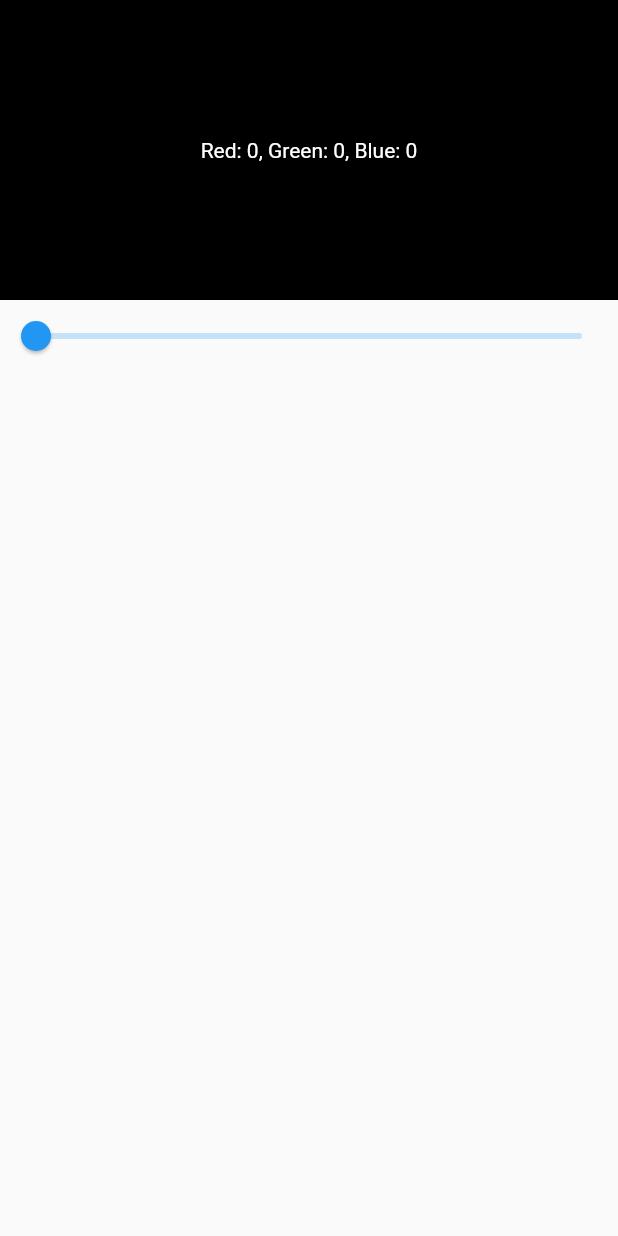
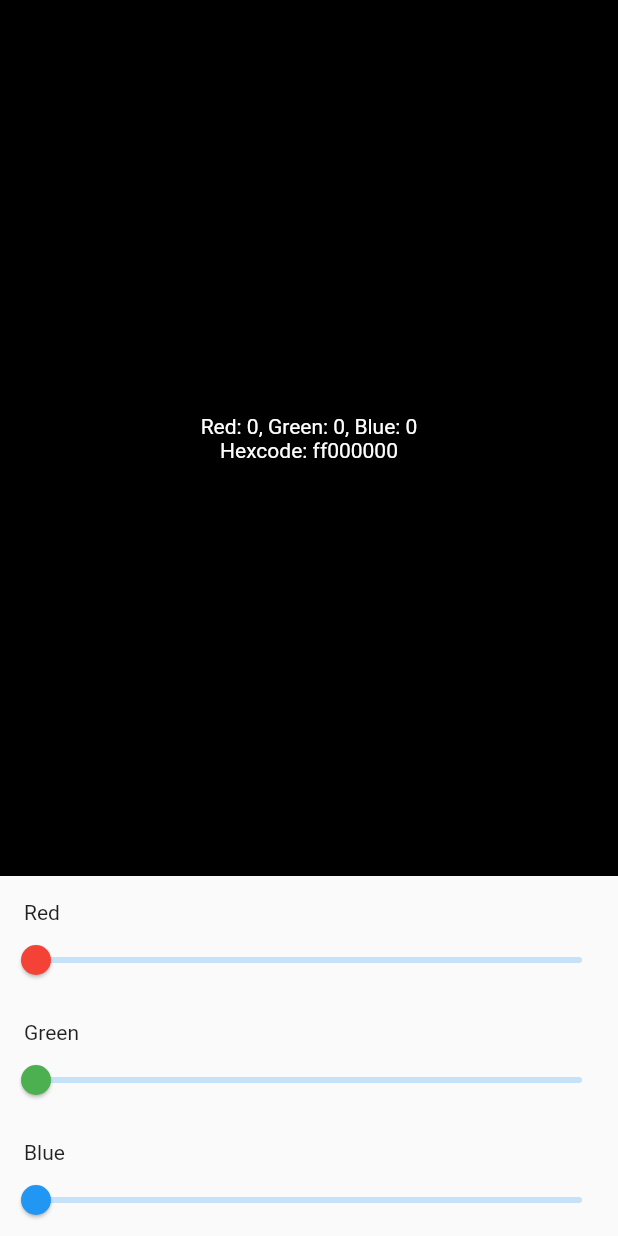
Before and after one commit to Dohmanlechx/ColorPicker, a Flutter app: the screen it shows after launch, on a phone screen of 412 x 824 dp. Run offline on Flutter 3.47's test engine with Material 2 defaults, Android fonts, the phone set to English and light mode, and no system bars.

Commit message:
Add green and blue sliders

```diff
--- /dev/null
+++ b/lib/color.dart
@@ -0,0 +1,8 @@
+enum BaseColor { red, green, blue }
+
+extension Extensions on BaseColor {
+  String asFormattedString() {
+    final name = this.toString().split('.')[1];
+    return name[0].toUpperCase() + name.substring(1);
+  }
+}
--- /dev/null
+++ b/lib/color_slider.dart
@@ -0,0 +1,46 @@
+import 'package:color_picker/color.dart';
+import 'package:flutter/material.dart';
+
+class ColorSlider extends StatelessWidget {
+  const ColorSlider({
+    Key? key,
+    required this.color,
+    required this.value,
+    required this.onChanged,
+  }) : super(key: key);
+
+  final BaseColor color;
+  final double value;
+  final Function(double) onChanged;
+
+  @override
+  Widget build(BuildContext context) {
+    return Column(
+      crossAxisAlignment: CrossAxisAlignment.start,
+      children: [
+        Padding(
+          padding: const EdgeInsets.only(left: 16, top: 16),
+          child: Text(color.asFormattedString()),
+        ),
+        Slider(
+          value: value,
+          onChanged: (double value) => onChanged(value),
+          activeColor: getActiveColor(color),
+          min: 0,
+          max: 255,
+        ),
+      ],
+    );
+  }
+
+  Color getActiveColor(BaseColor baseColor) {
+    switch (baseColor) {
+      case BaseColor.red:
+        return Colors.red;
+      case BaseColor.green:
+        return Colors.green;
+      case BaseColor.blue:
+        return Colors.blue;
+    }
+  }
+}
--- a/lib/color_viewer.dart
+++ b/lib/color_viewer.dart
@@ -14,15 +14,18 @@ class ColorViewer extends StatelessWidget {
 
   @override
   Widget build(BuildContext context) {
+    final newColor = Color.fromRGBO(r, g, b, 1.0);
+
     return Container(
       width: double.infinity,
-      height: 200,
-      color: Color.fromRGBO(r, g, b, 1.0),
+      color: newColor,
       child: Center(
-          child: Text(
-        'Red: $r, Green: $g, Blue: $b',
-        style: TextStyle(color: Colors.white),
-      )),
+        child: Text(
+          'Red: $r, Green: $g, Blue: $b\nHexcode: ${newColor.value.toRadixString(16)}',
+          style: TextStyle(color: Colors.white, backgroundColor: Colors.black),
+          textAlign: TextAlign.center,
+        ),
+      ),
     );
   }
 }
--- a/lib/main.dart
+++ b/lib/main.dart
@@ -1,3 +1,5 @@
+import 'package:color_picker/color.dart';
+import 'package:color_picker/color_slider.dart';
 import 'package:color_picker/color_viewer.dart';
 import 'package:flutter/material.dart';
 
@@ -32,14 +34,28 @@ class _MainScreenState extends State<MainScreen> {
         body: SafeArea(
       child: Column(
         children: [
-          ColorViewer(r: r.toInt(), g: g.toInt(), b: b.toInt()),
-          Slider(
+          Expanded(
+              child: ColorViewer(r: r.toInt(), g: g.toInt(), b: b.toInt())),
+          ColorSlider(
+            color: BaseColor.red,
             value: r,
             onChanged: (double value) {
               setState(() => r = value);
             },
-            min: 0,
-            max: 255,
+          ),
+          ColorSlider(
+            color: BaseColor.green,
+            value: g,
+            onChanged: (double value) {
+              setState(() => g = value);
+            },
+          ),
+          ColorSlider(
+            color: BaseColor.blue,
+            value: b,
+            onChanged: (double value) {
+              setState(() => b = value);
+            },
           )
         ],
       ),
```
